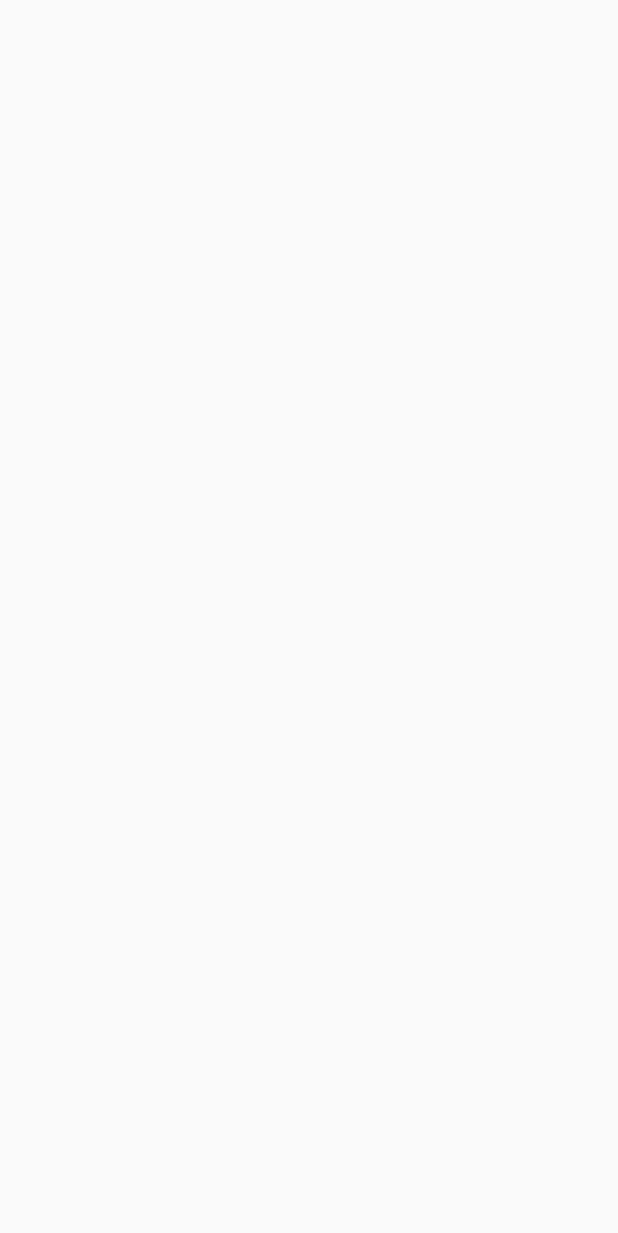
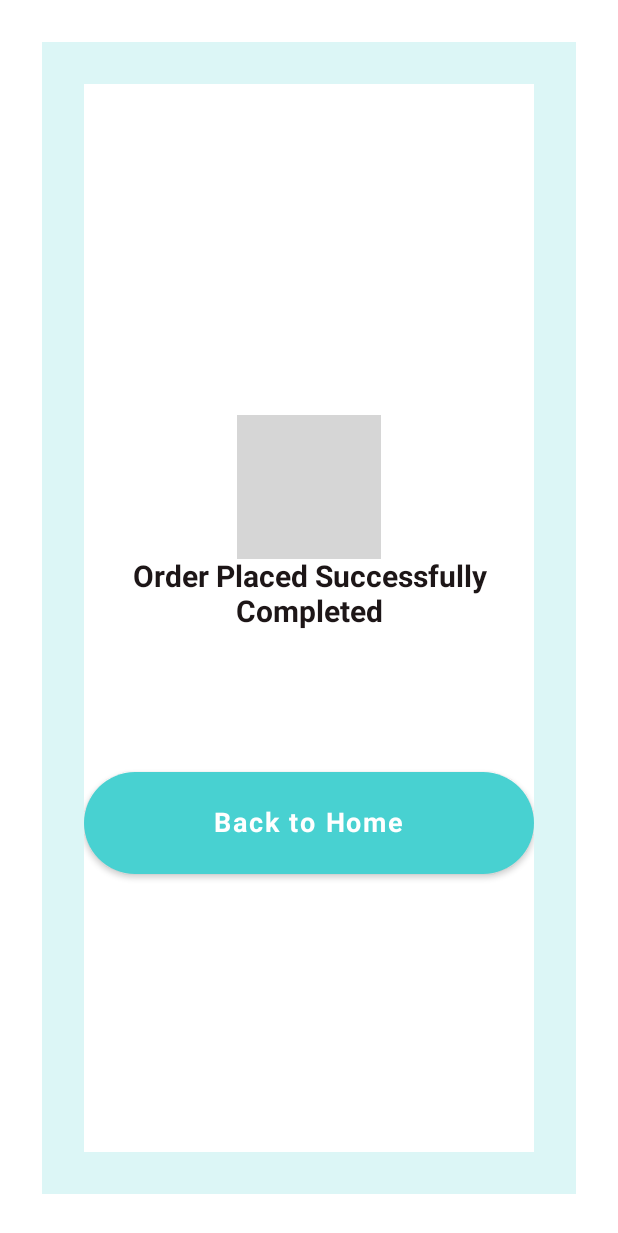
Before and after one commit to ram2105-star/fashionhub, an Android app built with Jetpack Compose: the ConfirmationActivity screen opened directly, with no data from a screen before it, on a phone screen of 412 x 824 dp. Before the commit the part shown is empty. Shown: the top 1233 px of the screen. Run offline under Robolectric (Android 15) with nearby library versions, the phone set to English and light mode, and no system bars; grey boxes are pictures that could not be loaded.

Commit message:
Ordersuccessful Page completed

```diff
--- a/app/src/main/java/com/fashionhub/venkatasai/ConfirmationActivity.kt
+++ b/app/src/main/java/com/fashionhub/venkatasai/ConfirmationActivity.kt
@@ -38,5 +38,88 @@ import com.fashionhub.venkatasai.ui.theme.Primary
 
 
 class ConfirmationActivity : ComponentActivity() {
+    @SuppressLint("SuspiciousIndentation")
+    override fun onCreate(savedInstanceState: Bundle?) {
+        super.onCreate(savedInstanceState)
+        setContent {
+
+            val context = LocalContext.current
+            val gradient45 = Brush.linearGradient(
+                colors = listOf(Color.White, Color.White),
+                start = Offset(0f, Float.POSITIVE_INFINITY),
+                end = Offset(Float.POSITIVE_INFINITY, 0f)
+            )
+
+            Surface(
+                modifier = Modifier
+                    .background(gradient45)
+                    .fillMaxSize()
+                    .padding(28.dp)
+
+//                        .background(Color.LightGray)
+                    .background(  color = Color(0x3148D1D1))
+
+                    .padding(28.dp)
+                //.align(Alignment.Center)
+            ) {
+
+
+                Column(modifier = Modifier
+                    .fillMaxSize()
+                    .background(gradient45),
+                    verticalArrangement = Arrangement.Center,
+                    horizontalAlignment = Alignment.CenterHorizontally) {
+//                        HeadingTextComponent(value = "Order Placed Successfully Completed")
+                    Spacer(modifier = Modifier.height(35.dp))
+                    Image(painter = painterResource(id = R.drawable.so),contentDescription = null)
+                    HeadingTextComponent(value = "Order Placed Successfully Completed")
+                    Spacer(modifier = Modifier.height(95.dp))
+
+                    val fashion = ""
+
+                    Button(
+                        modifier = Modifier
+                            .wrapContentWidth()
+                            .heightIn(48.dp),
+                        onClick = {
+                            context.startActivity(Intent(context, MainActivity::class.java)
+                                .putExtra("Fashion", fashion))
+                        },
+                        contentPadding = PaddingValues(),
+                        colors = ButtonDefaults.buttonColors(Color.Transparent),
+                        shape = RoundedCornerShape(50.dp),
+
+                        )
+
+                    {
+                        Box(
+                            modifier = Modifier
+                                .fillMaxWidth()
+                                .heightIn(68.dp)
+                                .background(
+                                    brush = Brush.horizontalGradient(listOf(Primary, Primary)),
+                                    shape = RoundedCornerShape(20.dp)
+                                ),
+                            contentAlignment = Alignment.Center
+                        ) {
+                            Text(
+                                text = "Back to Home",
+                                fontSize = 18.sp,
+                                color = Color.White,
+                                fontWeight = FontWeight.Bold
+                            )
+
+                        }
+
+                    }
+                }
+            }
+        }
+    }
+
+
+
+
+
 
 }
```
